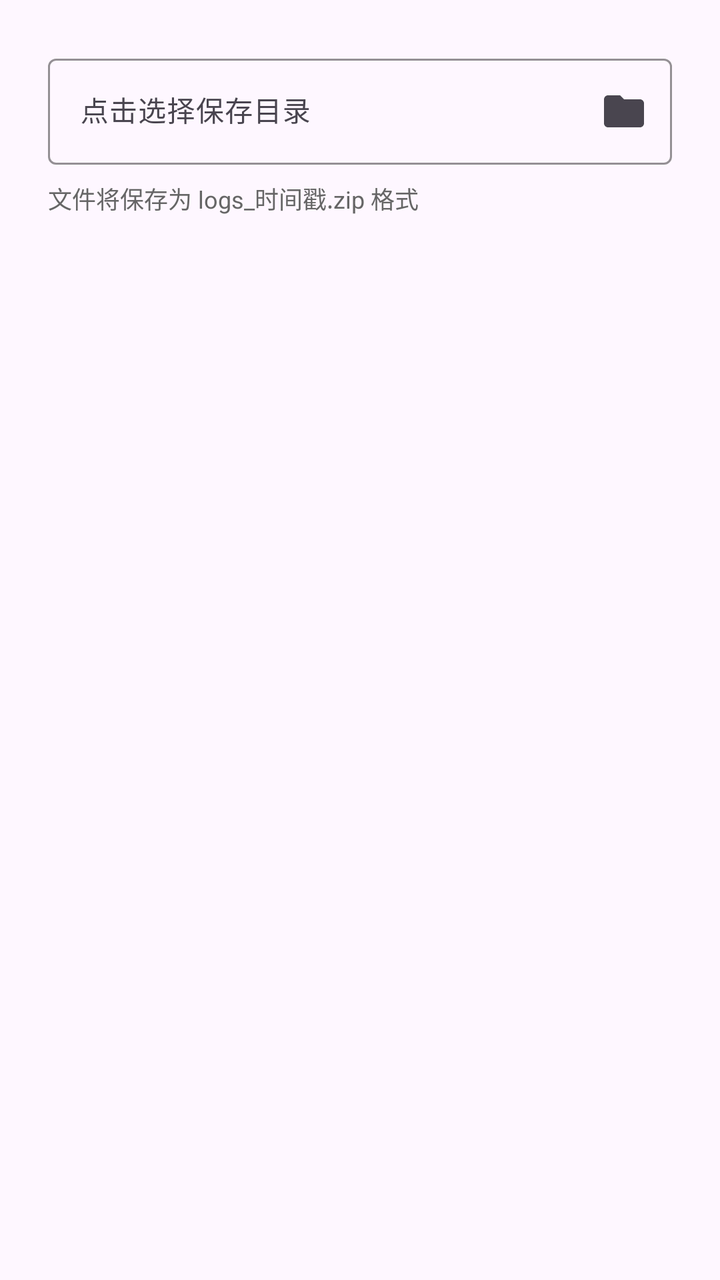
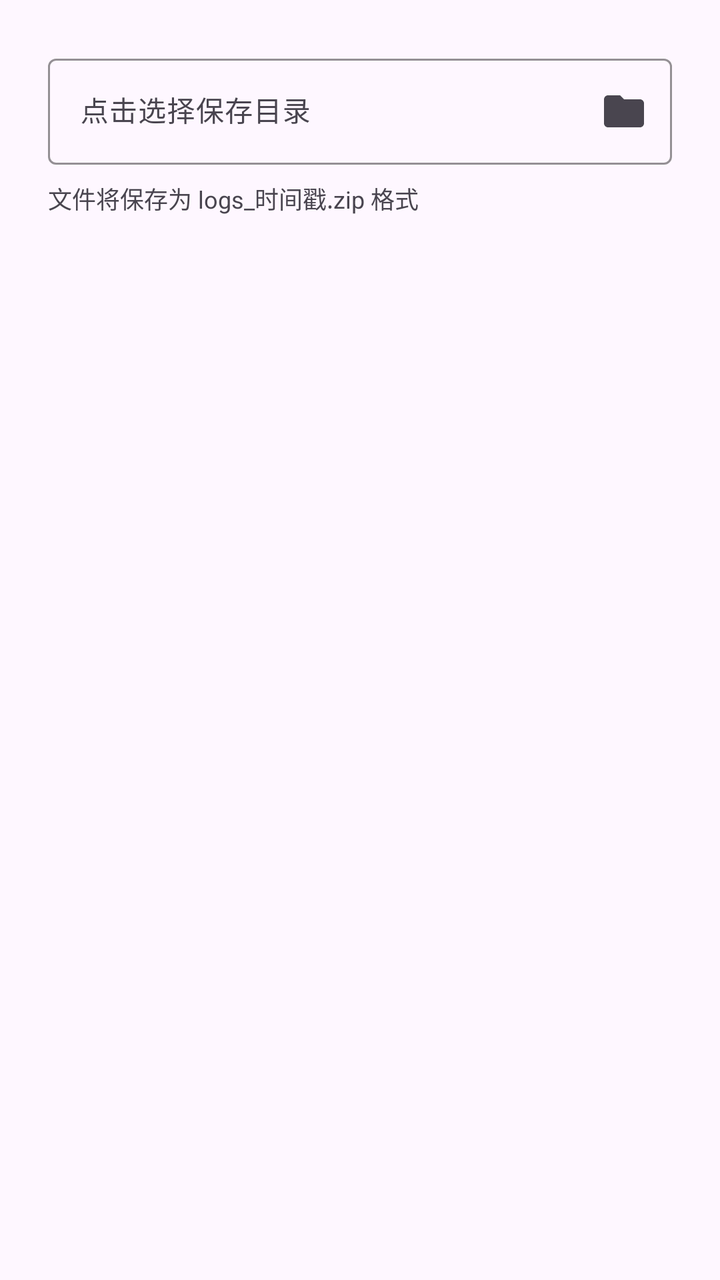

Before-and-after screenshots of an Android layout around one commit, followed by the original layout XML and the change that was made.
<!-- AndroidManifest.xml: application theme AppTheme -->
<!-- res/layout/dialog_path_input.xml -->
<?xml version="1.0" encoding="utf-8"?>
<LinearLayout
     xmlns:android="http://schemas.android.com/apk/res/android"
     xmlns:app="http://schemas.android.com/apk/res-auto"
     android:layout_height="wrap_content"
     android:layout_width="match_parent"
     android:padding="24dp"
     android:orientation="vertical">

    <com.google.android.material.textfield.TextInputLayout
         android:layout_height="wrap_content"
         android:layout_width="match_parent"
         app:endIconMode="custom"
         app:hintEnabled="true"
         app:endIconDrawable="@drawable/folder"
         app:boxStrokeColor="@color/colorPrimary"
         app:hintTextColor="@color/colorPrimary"
         style="@style/Widget.Material3.TextInputLayout.OutlinedBox"
         android:id="@+id/text_input_layout">

        <com.google.android.material.textfield.TextInputEditText
             android:layout_height="wrap_content"
             android:layout_width="match_parent"
             android:hint="点击选择保存目录"
             android:clickable="true"
             android:ellipsize="middle"
             android:textSize="14sp"
             android:maxLines="2"
             android:focusable="false"
             android:id="@+id/path_edit_text" />

    </com.google.android.material.textfield.TextInputLayout>

    <TextView
         android:layout_height="wrap_content"
         android:layout_width="match_parent"
         android:textSize="12sp"
         android:textColor="@color/text_secondary"
         android:layout_marginTop="8dp"
         android:text="文件将保存为 logs_时间戳.zip 格式" />

</LinearLayout>
<!-- resources referenced by this layout -->
<resources>
  <color name="colorPrimary">#2196F3</color>
  <color name="text_secondary">#666666</color>
  <style name="AppTheme" parent="Base.AppTheme">
      <item name="android:windowFullscreen">false</item>
      <item name="android:statusBarColor">@android:color/transparent</item>
      <item name="android:navigationBarColor">@android:color/transparent</item>
      <item name="android:windowLayoutInDisplayCutoutMode">shortEdges</item>
      <item name="android:buttonTint">@null</item>
      <item name="buttonTint">@null</item>
    </style>
  <style name="Base.AppTheme" parent="Theme.Material3.DayNight.NoActionBar">
      <item name="colorPrimary">@color/colorPrimary</item> 
      <item name="colorPrimaryContainer">@color/colorPrimaryContainer</item> 
      <item name="colorOnPrimaryContainer">@color/colorOnPrimaryContainer</item> 
      <item name="colorSurface">@android:color/white</item> 
      <item name="colorSurfaceVariant">#E0E0E0</item> 
      <item name="colorOutline">@color/border_medium</item> 
      
      <item name="materialSwitchStyle">@style/Widget.App.MaterialSwitch</item>
      
      <item name="shapeAppearanceSmallComponent">@style/ShapeAppearance.SmallComponent</item>
      <item name="shapeAppearanceMediumComponent">@style/ShapeAppearance.MediumComponent</item>
      <item name="shapeAppearanceLargeComponent">@style/ShapeAppearance.LargeComponent</item>
      
      <item name="materialButtonStyle">@style/Widget.App.Button</item>
      <item name="android:windowAnimationStyle">@style/WindowAnimationTransition</item>
      <item name="android:windowContentTransitions">true</item>
      
      <item name="alertDialogTheme">@style/ThemeOverlay.App.MaterialAlertDialog</item>
      
      <item name="android:textColorHighlight">@color/colorPrimaryLight</item> 
      
      <item name="colorControlActivated">@color/colorPrimary</item> 
      <item name="android:colorControlActivated">@color/colorPrimary</item> 
      
      <item name="actionModeBackground">@color/colorPrimary</item> 
      <item name="android:actionModeBackground">@color/colorPrimary</item> 
      
      <item name="actionMenuTextColor">@android:color/white</item> 
      <item name="android:actionMenuTextColor">@android:color/white</item>
    </style>
  <color name="colorPrimaryContainer">#90CAF9</color>
  <color name="colorOnPrimaryContainer">#2196F3</color>
  <color name="border_medium">#BDBDBD</color>
  <style name="Widget.App.MaterialSwitch" parent="Widget.Material3.CompoundButton.MaterialSwitch">
  
    </style>
  <style name="ShapeAppearance.SmallComponent" parent="ShapeAppearance.Material3.SmallComponent">
      <item name="cornerFamily">rounded</item>
      <item name="cornerSize">8dp</item>
    </style>
  <style name="ShapeAppearance.MediumComponent" parent="ShapeAppearance.Material3.MediumComponent">
      <item name="cornerFamily">rounded</item>
      <item name="cornerSize">12dp</item>
    </style>
  <style name="ShapeAppearance.LargeComponent" parent="ShapeAppearance.Material3.LargeComponent">
      <item name="cornerFamily">rounded</item>
      <item name="cornerSize">16dp</item>
    </style>
  <style name="Widget.App.Button" parent="Widget.Material3.Button">
      <item name="android:insetTop">0dp</item>
      <item name="android:insetBottom">0dp</item>
      <item name="cornerRadius">12dp</item>
    </style>
  <style name="WindowAnimationTransition">
      <item name="android:windowEnterAnimation">@anim/slide_in_right</item>
      <item name="android:windowExitAnimation">@anim/slide_out_left</item>
      <item name="android:windowAllowEnterTransitionOverlap">true</item>
      <item name="android:windowAllowReturnTransitionOverlap">true</item>
    </style>
  <style name="ThemeOverlay.App.MaterialAlertDialog" parent="ThemeOverlay.Material3.MaterialAlertDialog">
      <item name="android:background">@android:color/white</item>
    </style>
  <color name="colorPrimaryLight">#64B5F6</color>
  <!-- unchanged entries left out for length: 1 -->
</resources>

<!-- the commit's change to res/layout/dialog_path_input.xml (unified diff, before → after) -->
@@ -35,7 +35,7 @@
          android:layout_height="wrap_content"
          android:layout_width="match_parent"
          android:textSize="12sp"
-         android:textColor="@color/text_secondary"
+         android:textColor="?attr/colorOnSurfaceVariant"
          android:layout_marginTop="8dp"
          android:text="文件将保存为 logs_时间戳.zip 格式" />
 
<!-- resource entries referenced after the edit -->
@@ -1,78 +1,33 @@
 <!-- resources referenced by this layout -->
 <resources>
   <color name="colorPrimary">#2196F3</color>
-  <color name="text_secondary">#666666</color>
   <style name="AppTheme" parent="Base.AppTheme">
-      <item name="android:windowFullscreen">false</item>
-      <item name="android:statusBarColor">@android:color/transparent</item>
-      <item name="android:navigationBarColor">@android:color/transparent</item>
-      <item name="android:windowLayoutInDisplayCutoutMode">shortEdges</item>
-      <item name="android:buttonTint">@null</item>
-      <item name="buttonTint">@null</item>
-    </style>
+          <item name="android:windowFullscreen">false</item>
+          <item name="android:statusBarColor">@android:color/transparent</item>
+          <item name="android:navigationBarColor">@android:color/transparent</item>
+          <item name="android:windowLayoutInDisplayCutoutMode">shortEdges</item>
+      </style>
   <style name="Base.AppTheme" parent="Theme.Material3.DayNight.NoActionBar">
-      <item name="colorPrimary">@color/colorPrimary</item> 
-      <item name="colorPrimaryContainer">@color/colorPrimaryContainer</item> 
-      <item name="colorOnPrimaryContainer">@color/colorOnPrimaryContainer</item> 
-      <item name="colorSurface">@android:color/white</item> 
-      <item name="colorSurfaceVariant">#E0E0E0</item> 
-      <item name="colorOutline">@color/border_medium</item> 
-      
-      <item name="materialSwitchStyle">@style/Widget.App.MaterialSwitch</item>
-      
-      <item name="shapeAppearanceSmallComponent">@style/ShapeAppearance.SmallComponent</item>
-      <item name="shapeAppearanceMediumComponent">@style/ShapeAppearance.MediumComponent</item>
-      <item name="shapeAppearanceLargeComponent">@style/ShapeAppearance.LargeComponent</item>
-      
-      <item name="materialButtonStyle">@style/Widget.App.Button</item>
-      <item name="android:windowAnimationStyle">@style/WindowAnimationTransition</item>
-      <item name="android:windowContentTransitions">true</item>
-      
-      <item name="alertDialogTheme">@style/ThemeOverlay.App.MaterialAlertDialog</item>
-      
-      <item name="android:textColorHighlight">@color/colorPrimaryLight</item> 
-      
-      <item name="colorControlActivated">@color/colorPrimary</item> 
-      <item name="android:colorControlActivated">@color/colorPrimary</item> 
-      
-      <item name="actionModeBackground">@color/colorPrimary</item> 
-      <item name="android:actionModeBackground">@color/colorPrimary</item> 
-      
-      <item name="actionMenuTextColor">@android:color/white</item> 
-      <item name="android:actionMenuTextColor">@android:color/white</item>
-    </style>
+          <item name="colorPrimary">@color/colorPrimary</item>
+          <item name="colorPrimaryContainer">@color/colorPrimaryContainer</item>
+          <item name="colorOnPrimaryContainer">@color/colorOnPrimaryContainer</item>
+          <item name="colorControlActivated">@color/colorPrimary</item>
+          <item name="android:colorControlActivated">@color/colorPrimary</item>
+          <item name="android:textColorHighlight">@color/colorPrimaryLight</item>
+          <item name="materialAlertDialogTheme">@style/ThemeOverlay.App.MaterialAlertDialog</item>
+          <item name="alertDialogTheme">@style/ThemeOverlay.App.MaterialAlertDialog</item>
+          <item name="android:windowAnimationStyle">@style/WindowAnimationTransition</item>
+          <item name="android:windowContentTransitions">true</item>
+      </style>
   <color name="colorPrimaryContainer">#90CAF9</color>
   <color name="colorOnPrimaryContainer">#2196F3</color>
-  <color name="border_medium">#BDBDBD</color>
-  <style name="Widget.App.MaterialSwitch" parent="Widget.Material3.CompoundButton.MaterialSwitch">
-  
-    </style>
-  <style name="ShapeAppearance.SmallComponent" parent="ShapeAppearance.Material3.SmallComponent">
-      <item name="cornerFamily">rounded</item>
-      <item name="cornerSize">8dp</item>
-    </style>
-  <style name="ShapeAppearance.MediumComponent" parent="ShapeAppearance.Material3.MediumComponent">
-      <item name="cornerFamily">rounded</item>
-      <item name="cornerSize">12dp</item>
-    </style>
-  <style name="ShapeAppearance.LargeComponent" parent="ShapeAppearance.Material3.LargeComponent">
-      <item name="cornerFamily">rounded</item>
-      <item name="cornerSize">16dp</item>
-    </style>
-  <style name="Widget.App.Button" parent="Widget.Material3.Button">
-      <item name="android:insetTop">0dp</item>
-      <item name="android:insetBottom">0dp</item>
-      <item name="cornerRadius">12dp</item>
-    </style>
   <style name="WindowAnimationTransition">
-      <item name="android:windowEnterAnimation">@anim/slide_in_right</item>
-      <item name="android:windowExitAnimation">@anim/slide_out_left</item>
-      <item name="android:windowAllowEnterTransitionOverlap">true</item>
-      <item name="android:windowAllowReturnTransitionOverlap">true</item>
-    </style>
-  <style name="ThemeOverlay.App.MaterialAlertDialog" parent="ThemeOverlay.Material3.MaterialAlertDialog">
-      <item name="android:background">@android:color/white</item>
-    </style>
+          <item name="android:windowEnterAnimation">@anim/slide_in_right</item>
+          <item name="android:windowExitAnimation">@anim/slide_out_left</item>
+          <item name="android:windowAllowEnterTransitionOverlap">true</item>
+          <item name="android:windowAllowReturnTransitionOverlap">true</item>
+      </style>
+  <style name="ThemeOverlay.App.MaterialAlertDialog" parent="ThemeOverlay.Material3.MaterialAlertDialog" />
   <color name="colorPrimaryLight">#64B5F6</color>
   <!-- unchanged entries left out for length: 1 -->
 </resources>
